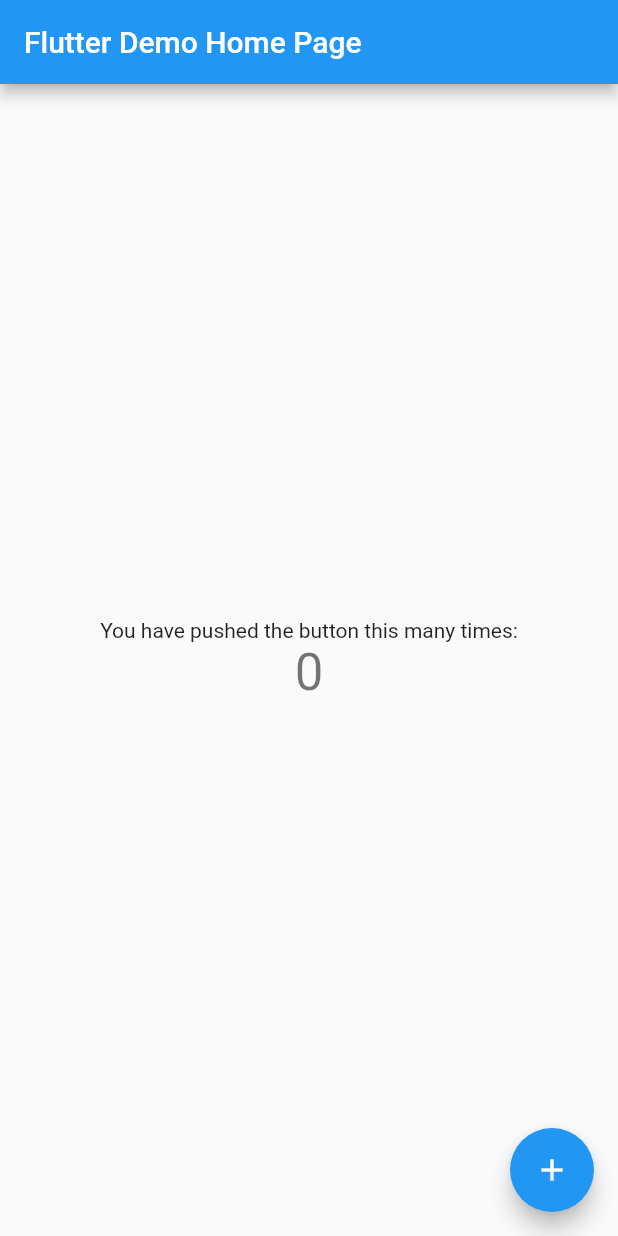
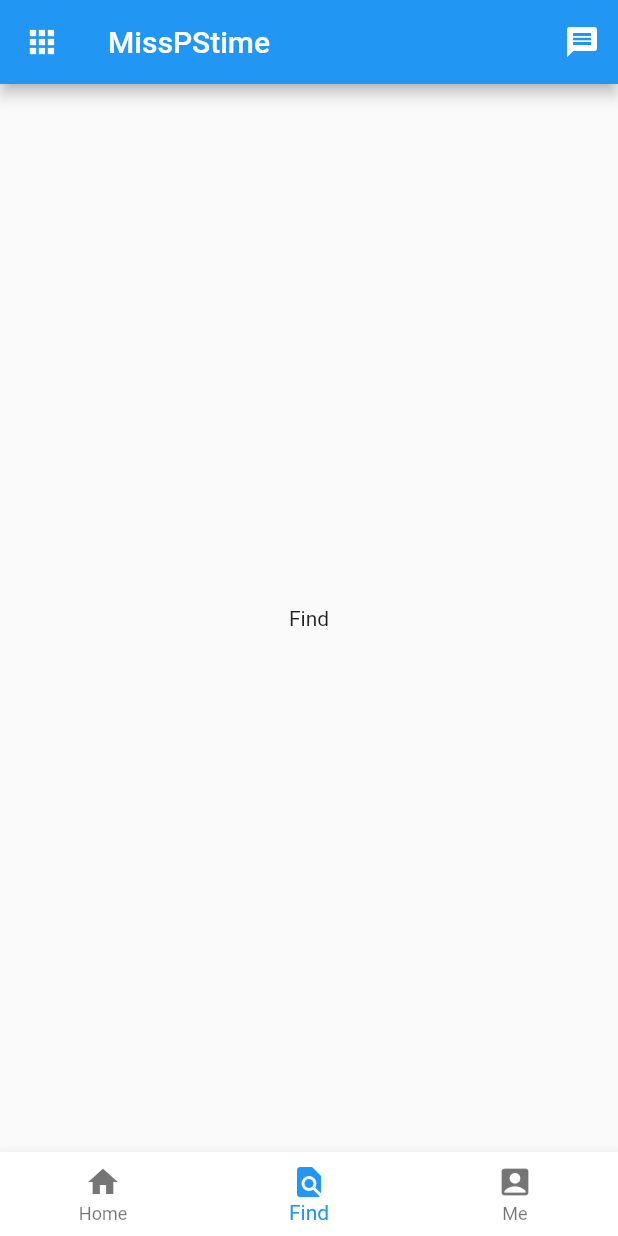
Before and after one commit to MissPStime/flutter_demo_sky, a Flutter app: the screen it shows after launch, on a phone screen of 412 x 824 dp. Run offline on Flutter 3.47's test engine with Material 2 defaults, Android fonts, the phone set to English and light mode, and no system bars; our stand-ins replace flutter_screenutil.

Commit message:
1.添加屏幕适配包 2.导航栏 3.抽屉菜单 4.底部导航

```diff
--- /dev/null
+++ b/lib/find/find_page.dart
@@ -0,0 +1,12 @@
+import 'package:flutter/cupertino.dart';
+
+class FindPage extends StatelessWidget{
+  @override
+  Widget build(BuildContext context) {
+
+    return Center(
+      child: Text("Find"),
+    );
+  }
+
+}
--- /dev/null
+++ b/lib/home/home_page.dart
@@ -0,0 +1,12 @@
+import 'package:flutter/cupertino.dart';
+
+class HomePage extends StatelessWidget{
+  @override
+  Widget build(BuildContext context) {
+
+    return Center(
+      child: Text("Home"),
+    );
+  }
+
+}
--- a/lib/main.dart
+++ b/lib/main.dart
@@ -1,47 +1,30 @@
 import 'package:flutter/material.dart';
+import 'package:flutter_screenutil/flutter_screenutil.dart';
+import 'package:flutterappsky/find/find_page.dart';
+
+import 'home/home_page.dart';
+import 'me/me_page.dart';
 
 void main() {
   runApp(MyApp());
 }
 
 class MyApp extends StatelessWidget {
-  // This widget is the root of your application.
   @override
   Widget build(BuildContext context) {
     return MaterialApp(
       title: 'Flutter Demo',
       theme: ThemeData(
-        // This is the theme of your application.
-        //
-        // Try running your application with "flutter run". You'll see the
-        // application has a blue toolbar. Then, without quitting the app, try
-        // changing the primarySwatch below to Colors.green and then invoke
-        // "hot reload" (press "r" in the console where you ran "flutter run",
-        // or simply save your changes to "hot reload" in a Flutter IDE).
-        // Notice that the counter didn't reset back to zero; the application
-        // is not restarted.
         primarySwatch: Colors.blue,
-        // This makes the visual density adapt to the platform that you run
-        // the app on. For desktop platforms, the controls will be smaller and
-        // closer together (more dense) than on mobile platforms.
         visualDensity: VisualDensity.adaptivePlatformDensity,
       ),
-      home: MyHomePage(title: 'Flutter Demo Home Page'),
+      home: MyHomePage(title: 'MissPStime'),
     );
   }
 }
 
 class MyHomePage extends StatefulWidget {
   MyHomePage({Key key, this.title}) : super(key: key);
-
-  // This widget is the home page of your application. It is stateful, meaning
-  // that it has a State object (defined below) that contains fields that affect
-  // how it looks.
-
-  // This class is the configuration for the state. It holds the values (in this
-  // case the title) provided by the parent (in this case the App widget) and
-  // used by the build method of the State. Fields in a Widget subclass are
-  // always marked "final".
 
   final String title;
 
@@ -50,68 +33,162 @@ class MyHomePage extends StatefulWidget {
 }
 
 class _MyHomePageState extends State<MyHomePage> {
-  int _counter = 0;
+  int _currentIndex=1;
+  //底部导航对应的widget
+  List <Widget> _bodys=[HomePage(),FindPage(),MePage()];
 
-  void _incrementCounter() {
+  void _onBottomTap(int index){
+
     setState(() {
-      // This call to setState tells the Flutter framework that something has
-      // changed in this State, which causes it to rerun the build method below
-      // so that the display can reflect the updated values. If we changed
-      // _counter without calling setState(), then the build method would not be
-      // called again, and so nothing would appear to happen.
-      _counter++;
+      _currentIndex=index;
     });
   }
 
   @override
   Widget build(BuildContext context) {
-    // This method is rerun every time setState is called, for instance as done
-    // by the _incrementCounter method above.
-    //
-    // The Flutter framework has been optimized to make rerunning build methods
-    // fast, so that you can just rebuild anything that needs updating rather
-    // than having to individually change instances of widgets.
+    ScreenUtil.init(context, width: 720, height: 1280, allowFontScaling: true);
     return Scaffold(
+      //导航栏
       appBar: AppBar(
-        // Here we take the value from the MyHomePage object that was created by
-        // the App.build method, and use it to set our appbar title.
         title: Text(widget.title),
+        leading: Builder(
+          builder: (context) {
+            return IconButton(
+              icon: Icon(
+                Icons.apps,
+                color: Colors.white,
+              ),
+              //打开抽屉菜单
+              onPressed: () {
+                Scaffold.of(context).openDrawer();
+              },
+            );
+          },
+        ),
+        actions: <Widget>[
+          IconButton(
+            icon: Icon(
+              Icons.message,
+              color: Colors.white,
+            ),
+          ),
+        ],
       ),
-      body: Center(
-        // Center is a layout widget. It takes a single child and positions it
-        // in the middle of the parent.
-        child: Column(
-          // Column is also a layout widget. It takes a list of children and
-          // arranges them vertically. By default, it sizes itself to fit its
-          // children horizontally, and tries to be as tall as its parent.
-          //
-          // Invoke "debug painting" (press "p" in the console, choose the
-          // "Toggle Debug Paint" action from the Flutter Inspector in Android
-          // Studio, or the "Toggle Debug Paint" command in Visual Studio Code)
-          // to see the wireframe for each widget.
-          //
-          // Column has various properties to control how it sizes itself and
-          // how it positions its children. Here we use mainAxisAlignment to
-          // center the children vertically; the main axis here is the vertical
-          // axis because Columns are vertical (the cross axis would be
-          // horizontal).
-          mainAxisAlignment: MainAxisAlignment.center,
+      //抽屉菜单
+      drawer: Drawer(
+        child: ListView(
           children: <Widget>[
-            Text(
-              'You have pushed the button this many times:',
+            Container(
+              decoration: BoxDecoration(color: Colors.blue),
+              height: 200.h,
+              child: Center(
+                child: Text("drawer head"),
+              ),
             ),
-            Text(
-              '$_counter',
-              style: Theme.of(context).textTheme.headline4,
+            ListTile(
+              //设置内容边距，默认是 16，但我们在这里设置为 0
+              contentPadding:
+                  EdgeInsets.only(left: 10.w, top: 0, right: 10.w, bottom: 0),
+              //前置图片
+              leading: IconButton(
+                icon: Icon(
+                  Icons.phone,
+                ),
+              ),
+              title: Text("title"),
+              //副标题
+              subtitle: Text("subtitle"),
+              //dense，使字体更小
+              dense: false,
+              //后置图片
+              trailing: Icon(
+                Icons.arrow_forward_ios,
+              ),
+              onTap: () {
+                Navigator.of(context).pop();
+              },
+              onLongPress: (){
+                Navigator.of(context).pop();
+              },
+            ),
+            ListTile(
+              //设置内容边距，默认是 16，但我们在这里设置为 0
+              contentPadding:
+              EdgeInsets.only(left: 10.w, top: 0, right: 10.w, bottom: 0),
+              //前置图片
+              leading: IconButton(
+                icon: Icon(
+                  Icons.phone,
+                ),
+              ),
+              title: Text("title"),
+              //副标题
+              subtitle: Text("subtitle"),
+              //dense，使字体更小
+              dense: false,
+              //后置图片
+              trailing: Icon(
+                Icons.arrow_forward_ios,
+              ),
+              onTap: () {
+                Navigator.of(context).pop();
+              },
+              onLongPress: (){
+                Navigator.of(context).pop();
+              },
+              enabled: false,
+            ),
+            ListTile(
+              //选中，内容会变成主题色
+              selected: true,
+              //设置内容边距，默认是 16，但我们在这里设置为 0
+              contentPadding:
+              EdgeInsets.only(left: 10.w, top: 0, right: 10.w, bottom: 0),
+              //前置图片
+              leading: IconButton(
+                icon: Icon(
+                  Icons.phone,
+                ),
+              ),
+              title: Text("title"),
+              //副标题
+              subtitle: Text("subtitle"),
+              //dense，使字体更小
+              dense: false,
+              //后置图片
+              trailing: Icon(
+                Icons.arrow_forward_ios,
+              ),
+              onTap: () {
+                Navigator.of(context).pop();
+              },
+              onLongPress: (){
+                Navigator.of(context).pop();
+              },
             ),
           ],
         ),
       ),
-      floatingActionButton: FloatingActionButton(
-        onPressed: _incrementCounter,
-        tooltip: 'Increment',
-        child: Icon(Icons.add),
-      ), // This trailing comma makes auto-formatting nicer for build methods.
+      //底部导航
+      bottomNavigationBar: BottomNavigationBar(
+        //底部导航配置
+        items: <BottomNavigationBarItem>[
+          BottomNavigationBarItem(icon: Icon(Icons.home),title: Text("Home")),
+          BottomNavigationBarItem(icon: Icon(Icons.find_in_page),title: Text("Find")),
+          BottomNavigationBarItem(icon: Icon(Icons.account_box),title: Text("Me")),
+        ],
+        //当前选中的index
+        currentIndex: _currentIndex,
+        //点击事件
+        onTap: _onBottomTap,
+        //选中的颜色，默认为主题色
+        fixedColor: Colors.blue,
+        //底部导航栏的颜色
+        backgroundColor: Colors.white,
+      ),
+
+      body: _bodys[_currentIndex],
+     // This trailing comma makes auto-formatting nicer for build methods.
     );
   }
 }
--- /dev/null
+++ b/lib/me/me_page.dart
@@ -0,0 +1,12 @@
+import 'package:flutter/cupertino.dart';
+
+class MePage extends StatelessWidget{
+  @override
+  Widget build(BuildContext context) {
+   return Center(
+     child: Text("Me"),
+   );
+  }
+
+
+}
--- a/pubspec.yaml
+++ b/pubspec.yaml
@@ -27,7 +27,8 @@ dependencies:
 
   # The following adds the Cupertino Icons font to your application.
   # Use with the CupertinoIcons class for iOS style icons.
-  cupertino_icons: ^0.1.3
+  cupertino_icons: ^0.1.3 # 图标库，icons
+  flutter_screenutil: ^1.1.0 #自适应屏幕管理
 
 dev_dependencies:
   flutter_test:
```
Also changed, not shown: pubspec.lock, 1 other file.
